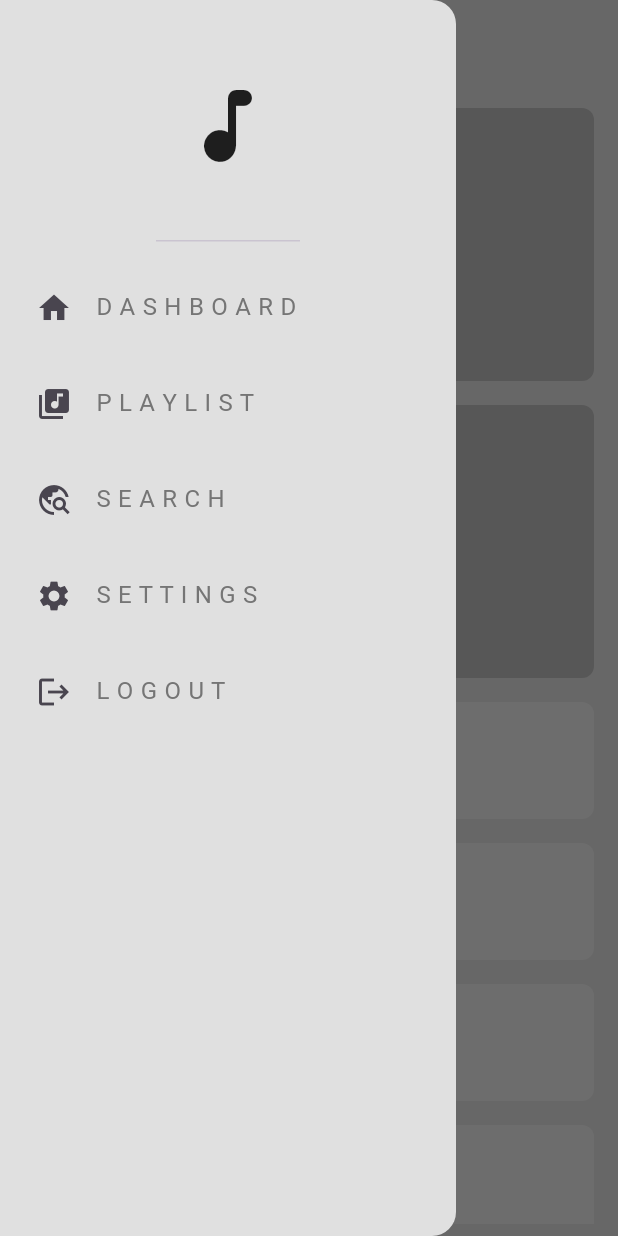
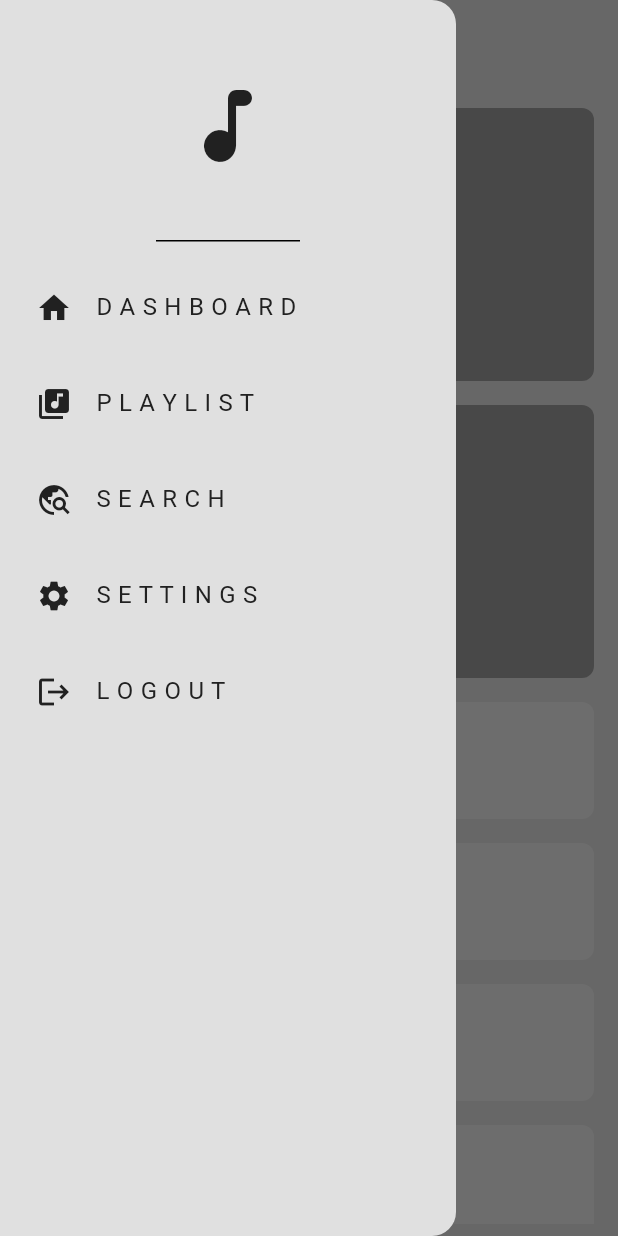
Before and after one commit to RishavKumarSinha/mousike, a Flutter app: the screen it shows after launch, with the side drawer open, on a phone screen of 412 x 824 dp. Run offline on Flutter 3.47's test engine with Material 3 defaults, Android fonts, the phone set to English and light mode, and no system bars; our stand-ins replace google_fonts.

Commit message:
Dark/Light Mode Implemented

```diff
--- /dev/null
+++ b/lib/components/mydrawer.dart
@@ -0,0 +1,111 @@
+import 'package:flutter/material.dart';
+import 'package:mousike/settings_page.dart';
+
+class MyDrawer extends StatelessWidget {
+  const MyDrawer({super.key});
+
+  @override
+  Widget build(BuildContext context) {
+    var drawerTextColor = TextStyle(
+      color: Theme.of(context).colorScheme.inversePrimary,
+    );
+    var tilePadding = const EdgeInsets.only(left: 8.0, right: 8, top: 8);
+    return DrawerTheme(
+      data: DrawerThemeData(
+        backgroundColor: Theme.of(context).colorScheme.surface,
+        scrimColor:
+            Theme.of(context).colorScheme.inversePrimary,
+        shadowColor: Theme.of(context).colorScheme.inversePrimary,
+      ),
+      child: Drawer(
+        surfaceTintColor: Theme.of(context).colorScheme.inversePrimary,
+        backgroundColor: Theme.of(context).colorScheme.surface,
+        elevation: 0,
+        child: Column(
+          children: [
+            DrawerHeader(
+              child: Icon(
+                Icons.music_note_rounded,
+                color: Theme.of(context).colorScheme.inversePrimary,
+                size: 64,
+              ),
+            ),
+            Padding(
+              padding: tilePadding,
+              child: ListTile(
+                leading: Icon(
+                  Icons.home,
+                  color: Theme.of(context).colorScheme.inversePrimary,
+                ),
+                title: Text(
+                  'D A S H B O A R D',
+                  style: drawerTextColor,
+                ),
+              ),
+            ),
+            Padding(
+              padding: tilePadding,
+              child: ListTile(
+                leading: Icon(
+                  Icons.library_music,
+                  color: Theme.of(context).colorScheme.inversePrimary,
+                ),
+                title: Text(
+                  'P L A Y L I S T',
+                  style: drawerTextColor,
+                ),
+              ),
+            ),
+            Padding(
+              padding: tilePadding,
+              child: ListTile(
+                leading: Icon(
+                  Icons.travel_explore,
+                  color: Theme.of(context).colorScheme.inversePrimary,
+                ),
+                title: Text(
+                  'S E A R C H',
+                  style: drawerTextColor,
+                ),
+              ),
+            ),
+            Padding(
+              padding: tilePadding,
+              child: ListTile(
+                leading: Icon(
+                  Icons.settings,
+                  color: Theme.of(context).colorScheme.inversePrimary,
+                ),
+                title: Text(
+                  'S E T T I N G S',
+                  style: drawerTextColor,
+                ),
+                onTap: () {
+                  Navigator.pop(context);
+                  Navigator.push(
+                      context,
+                      MaterialPageRoute(
+                        builder: (context) => const SettingsPage(),
+                      ));
+                },
+              ),
+            ),
+            Padding(
+              padding: tilePadding,
+              child: ListTile(
+                leading: Icon(
+                  Icons.logout,
+                  color: Theme.of(context).colorScheme.inversePrimary,
+                ),
+                title: Text(
+                  'L O G O U T',
+                  style: drawerTextColor,
+                ),
+              ),
+            ),
+          ],
+        ),
+      ),
+    );
+  }
+}
--- a/lib/constants.dart
+++ /dev/null
@@ -1,84 +0,0 @@
-import 'package:flutter/material.dart';
-import 'package:google_fonts/google_fonts.dart';
-
-var defaultBackgroundColor = Colors.grey[300];
-var appBarColor = Colors.grey[900];
-var myAppBar = AppBar(
-  backgroundColor: Colors.grey.shade300,
-  title: const Text('MOUSIKE'),
-  titleSpacing: 20,
-  titleTextStyle: TextStyle(
-    color: Colors.grey[900],
-    fontSize: 24,
-    fontFamily: GoogleFonts.pacifico().fontFamily,
-  ),
-  centerTitle: false,
-);
-var drawerTextColor = TextStyle(
-  color: Colors.grey[600],
-);
-var tilePadding = const EdgeInsets.only(left: 8.0, right: 8, top: 8);
-var myDrawer = Drawer(
-  backgroundColor: Colors.grey[300],
-  elevation: 0,
-  child: Column(
-    children: [
-      const DrawerHeader(
-        child: Icon(
-          Icons.music_note_rounded,
-          size: 64,
-        ),
-      ),
-      Padding(
-        padding: tilePadding,
-        child: ListTile(
-          leading: const Icon(Icons.home),
-          title: Text(
-            'D A S H B O A R D',
-            style: drawerTextColor,
-          ),
-        ),
-      ),
-      Padding(
-        padding: tilePadding,
-        child: ListTile(
-          leading: const Icon(Icons.library_music),
-          title: Text(
-            'P L A Y L I S T',
-            style: drawerTextColor,
-          ),
-        ),
-      ),
-      Padding(
-        padding: tilePadding,
-        child: ListTile(
-          leading: const Icon(Icons.travel_explore),
-          title: Text(
-            'S E A R C H',
-            style: drawerTextColor,
-          ),
-        ),
-      ),
-      Padding(
-        padding: tilePadding,
-        child: ListTile(
-          leading: const Icon(Icons.settings),
-          title: Text(
-            'S E T T I N G S',
-            style: drawerTextColor,
-          ),
-        ),
-      ),
-      Padding(
-        padding: tilePadding,
-        child: ListTile(
-          leading: const Icon(Icons.logout),
-          title: Text(
-            'L O G O U T',
-            style: drawerTextColor,
-          ),
-        ),
-      ),
-    ],
-  ),
-);
--- a/lib/main.dart
+++ b/lib/main.dart
@@ -3,9 +3,13 @@
 import 'package:mousike/responsive/tablet_scaffold.dart';
 import 'package:mousike/responsive/desktop_scaffold.dart';
 import 'package:mousike/responsive/responsive_layout.dart';
+import 'package:mousike/themes/theme_provider.dart';
+import 'package:provider/provider.dart';
 
 void main() {
-  runApp(const MyApp());
+  runApp(ChangeNotifierProvider(create: (context) => ThemeProvider(),
+    child: const MyApp(),
+  ));
 }
 
 class MyApp extends StatelessWidget {
@@ -13,13 +17,14 @@
 
   @override
   Widget build(BuildContext context) {
-    return const MaterialApp(
+    return MaterialApp(
       debugShowCheckedModeBanner: false,
-      home: ResponsiveLayout(
+      home: const ResponsiveLayout(
         mobileScaffold: MobileScaffold(),
         tabletScaffold: TabletScaffold(),
         desktopScaffold: DesktopScaffold(),
       ),
+      theme: Provider.of<ThemeProvider>(context).themeData,
     );
   }
 }
--- a/lib/responsive/mobile_scaffold.dart
+++ b/lib/responsive/mobile_scaffold.dart
@@ -1,5 +1,6 @@
 import 'package:flutter/material.dart';
-import 'package:mousike/constants.dart';
+import 'package:google_fonts/google_fonts.dart';
+import 'package:mousike/components/mydrawer.dart';
 import 'package:mousike/util/my_box.dart';
 import 'package:mousike/util/my_tile.dart';
 
@@ -14,9 +15,30 @@ class _MobileScaffoldState extends State<MobileScaffold> {
   @override
   Widget build(BuildContext context) {
     return Scaffold(
-      backgroundColor: defaultBackgroundColor,
-      appBar: myAppBar,
-      drawer: myDrawer,
+      backgroundColor: Theme.of(context).colorScheme.surface,
+      appBar: AppBar(
+        backgroundColor: Theme.of(context).colorScheme.surface,
+        title: const Text('MOUSIKE'),
+        leading: Builder(
+          builder: (context) {
+            return IconButton(
+              icon: const Icon(Icons.menu),
+              color: Theme.of(context).colorScheme.inversePrimary,
+              onPressed: () {
+                Scaffold.of(context).openDrawer();
+              },
+            );
+          },
+        ),
+        titleSpacing: 20,
+        titleTextStyle: TextStyle(
+          color: Theme.of(context).colorScheme.inversePrimary,
+          fontSize: 24,
+          fontFamily: GoogleFonts.pacifico().fontFamily,
+        ),
+        centerTitle: false,
+      ),
+      drawer: const MyDrawer(),
       body: Padding(
         padding: const EdgeInsets.all(8.0),
         child: Column(
--- /dev/null
+++ b/lib/themes/dark_mode.dart
@@ -0,0 +1,10 @@
+import 'package:flutter/material.dart';
+
+ThemeData darkMode = ThemeData(
+  colorScheme: ColorScheme.light(
+    surface: Colors.grey.shade900,
+    primary: Colors.grey.shade600,
+    secondary: Colors.grey.shade800,
+    inversePrimary: Colors.grey.shade300,
+  )
+);
--- /dev/null
+++ b/lib/themes/light_mode.dart
@@ -0,0 +1,10 @@
+import 'package:flutter/material.dart';
+
+ThemeData lightMode = ThemeData(
+  colorScheme: ColorScheme.light(
+    surface: Colors.grey.shade300,
+    primary: Colors.grey.shade500,
+    secondary: Colors.grey.shade200,
+    inversePrimary: Colors.grey.shade900,
+  )
+);
--- /dev/null
+++ b/lib/themes/theme_provider.dart
@@ -0,0 +1,24 @@
+import 'package:flutter/material.dart';
+import 'package:mousike/themes/dark_mode.dart';
+import 'package:mousike/themes/light_mode.dart';
+
+class ThemeProvider extends ChangeNotifier {
+  ThemeData _themeData = lightMode;
+
+  ThemeData get themeData => _themeData;
+
+  bool get isDarkMode => _themeData == darkMode;
+
+  set themeData(ThemeData themeData) {
+    _themeData = themeData;
+    notifyListeners();
+  }
+
+  void toggleTheme() {
+    if (_themeData == lightMode) {
+      themeData = darkMode;
+    } else {
+      themeData = lightMode;
+    }
+  }
+}
--- a/lib/util/my_box.dart
+++ b/lib/util/my_box.dart
@@ -10,7 +10,7 @@ class MyBox extends StatelessWidget {
       child: Container(
         decoration: BoxDecoration(
           borderRadius: BorderRadius.circular(8),
-          color: Colors.grey[400],
+          color: Theme.of(context).colorScheme.primary,
         ),
       ),
     );
--- a/lib/util/my_tile.dart
+++ b/lib/util/my_tile.dart
@@ -10,7 +10,7 @@ class MyTile extends StatelessWidget {
       child: Container(
         height: 78,
         decoration: BoxDecoration(
-            borderRadius: BorderRadius.circular(8), color: Colors.grey[200]),
+            borderRadius: BorderRadius.circular(8), color: Theme.of(context).colorScheme.secondary),
       ),
     );
   }
--- a/pubspec.yaml
+++ b/pubspec.yaml
@@ -36,6 +36,7 @@ dependencies:
   # Use with the CupertinoIcons class for iOS style icons.
   cupertino_icons: ^1.0.6
   google_fonts: ^6.2.1
+  provider: ^6.1.2
 
 dev_dependencies:
   flutter_test:
```
Also changed, not shown: lib/responsive/desktop_scaffold.dart (+26 -4 lines), lib/responsive/tablet_scaffold.dart (+26 -4 lines), lib/settings_page.dart (added, +58 -0 lines), pubspec.lock.
